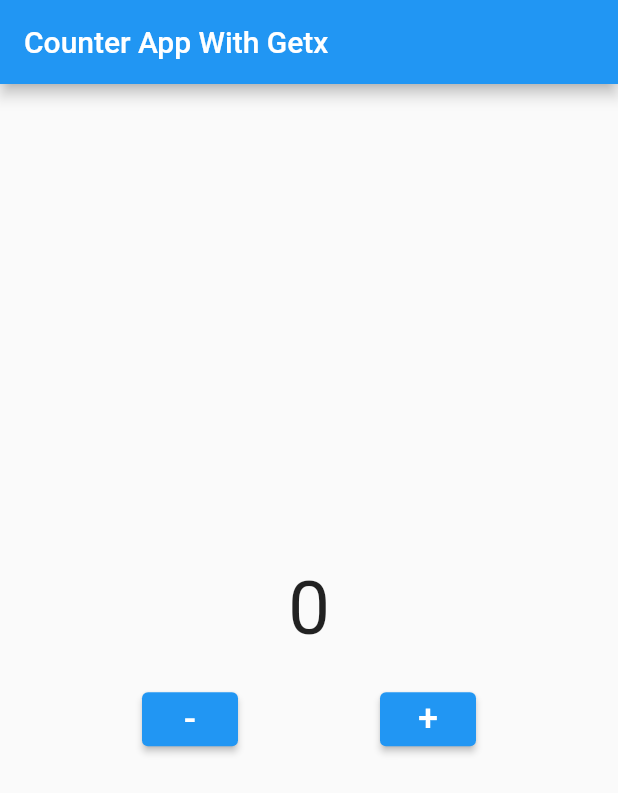
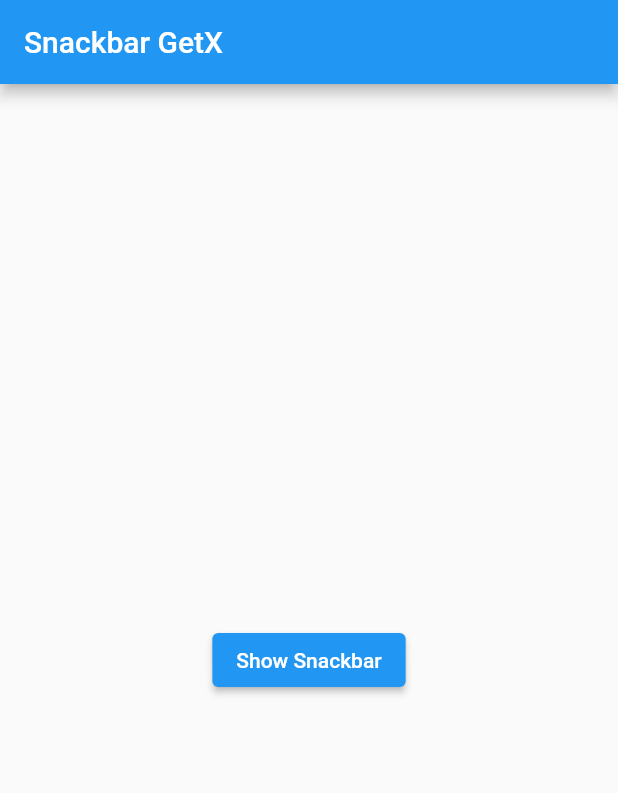
Before and after one commit to triagung128/flutter-getx-learn-basic, a Flutter app: the screen it shows after launch, on a phone screen of 412 x 824 dp. Shown: the top 793 px of the screen. Run offline on Flutter 3.47's test engine with Material 2 defaults, Android fonts, the phone set to English and light mode, and no system bars; our stand-ins replace get.

Commit message:
getX snackbar example

```diff
--- a/lib/main.dart
+++ b/lib/main.dart
@@ -1,7 +1,7 @@
 import 'package:flutter/material.dart';
 import 'package:get/get.dart';
 
-import './counter_app/counter_app.dart';
+import './snackbar_getx/snackbar_getx.dart';
 
 void main() => runApp(const MyApp());
 
@@ -10,9 +10,9 @@ class MyApp extends StatelessWidget {
 
   @override
   Widget build(BuildContext context) {
-    return GetMaterialApp(
+    return const GetMaterialApp(
       debugShowCheckedModeBanner: false,
-      home: CounterApp(),
+      home: SnackbarGetX(),
     );
   }
 }
--- /dev/null
+++ b/lib/snackbar_getx/snackbar_getx.dart
@@ -0,0 +1,40 @@
+import 'package:flutter/material.dart';
+import 'package:get/get.dart';
+
+class SnackbarGetX extends StatelessWidget {
+  const SnackbarGetX({Key? key}) : super(key: key);
+
+  @override
+  Widget build(BuildContext context) {
+    return Scaffold(
+      appBar: AppBar(
+        title: const Text("Snackbar GetX"),
+      ),
+      body: Center(
+        child: ElevatedButton(
+          onPressed: () {
+            // Snackbar default
+            // ScaffoldMessenger.of(context).showSnackBar(
+            //   SnackBar(
+            //     content: const Text("Contoh Snackbar Default"),
+            //     action: SnackBarAction(
+            //       label: "Batal",
+            //       onPressed: () {},
+            //     ),
+            //   ),
+            // );
+
+            // Snackbar GetX
+            Get.snackbar(
+              "Judul Snackbar",
+              "Contoh Snackbar GetX",
+              snackPosition: SnackPosition.BOTTOM,
+              dismissDirection: DismissDirection.horizontal,
+            );
+          },
+          child: const Text("Show Snackbar"),
+        ),
+      ),
+    );
+  }
+}
```
